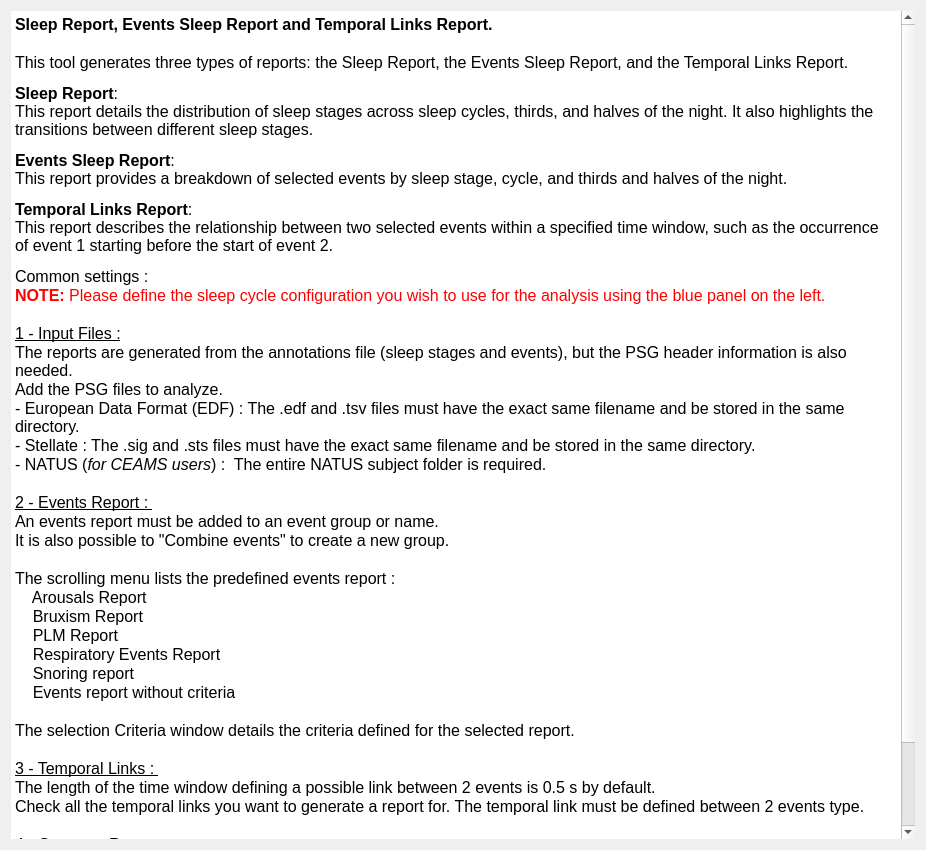
This is tools/CEAMSTools/SleepReport/SleepReportDoc/Ui_SleepReportDoc.ui in SnoozToolbox/snooz-package-ceams as Qt 5 draws it before an edit. The edited form follows.
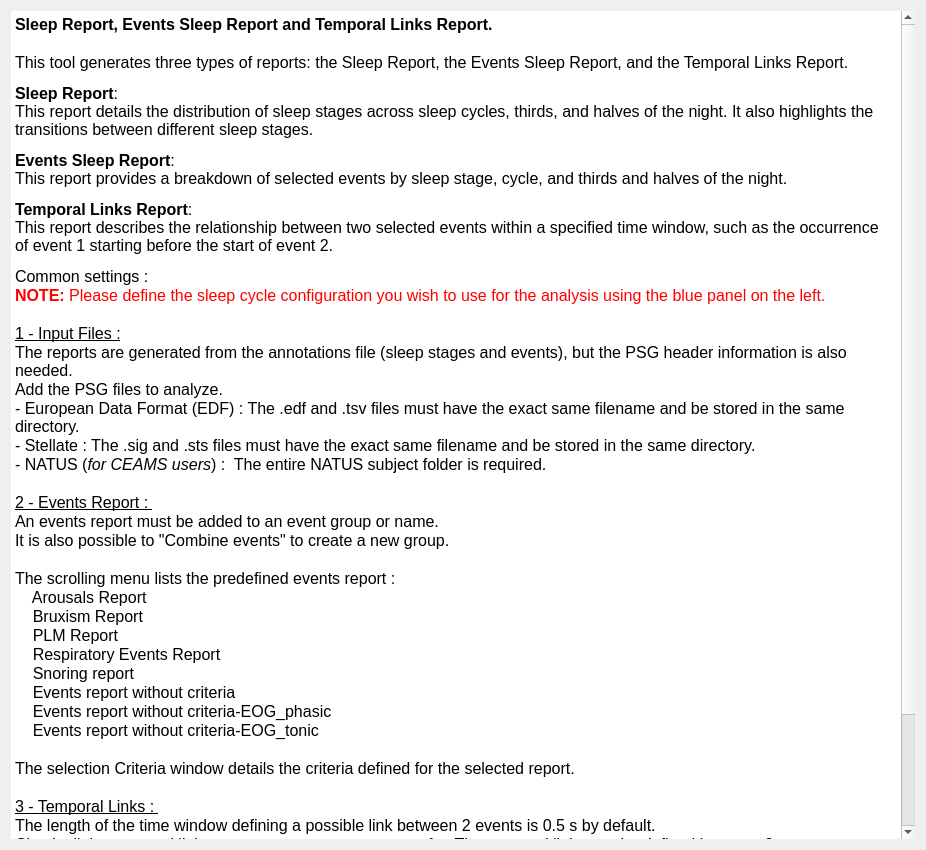
This is the edited form.

Commit message: Some small UI modifications for Power Spectral Analysis and Sleep Report tools

Diff of the .ui file:
```diff
--- a/tools/CEAMSTools/SleepReport/SleepReportDoc/Ui_SleepReportDoc.ui
+++ b/tools/CEAMSTools/SleepReport/SleepReportDoc/Ui_SleepReportDoc.ui
@@ -69,6 +69,8 @@
 &lt;p style=&quot; margin-top:0px; margin-bottom:0px; margin-left:0px; margin-right:0px; -qt-block-indent:0; text-indent:0px;&quot;&gt;    Respiratory Events Report&lt;/p&gt;
 &lt;p style=&quot; margin-top:0px; margin-bottom:0px; margin-left:0px; margin-right:0px; -qt-block-indent:0; text-indent:0px;&quot;&gt;    Snoring report&lt;/p&gt;
 &lt;p style=&quot; margin-top:0px; margin-bottom:0px; margin-left:0px; margin-right:0px; -qt-block-indent:0; text-indent:0px;&quot;&gt;    Events report without criteria&lt;/p&gt;
+&lt;p style=&quot; margin-top:0px; margin-bottom:0px; margin-left:0px; margin-right:0px; -qt-block-indent:0; text-indent:0px;&quot;&gt;    Events report without criteria-EOG_phasic&lt;/p&gt;
+&lt;p style=&quot; margin-top:0px; margin-bottom:0px; margin-left:0px; margin-right:0px; -qt-block-indent:0; text-indent:0px;&quot;&gt;    Events report without criteria-EOG_tonic&lt;/p&gt;
 &lt;p style=&quot; margin-top:0px; margin-bottom:0px; margin-left:0px; margin-right:0px; -qt-block-indent:0; text-indent:0px;&quot;&gt;		&lt;/p&gt;
 &lt;p style=&quot; margin-top:0px; margin-bottom:0px; margin-left:0px; margin-right:0px; -qt-block-indent:0; text-indent:0px;&quot;&gt;The selection Criteria window details the criteria defined for the selected report. &lt;/p&gt;
 &lt;p style=&quot; margin-top:0px; margin-bottom:0px; margin-left:0px; margin-right:0px; -qt-block-indent:0; text-indent:0px;&quot;&gt;	&lt;/p&gt;
```
The commit also changes 5 other files.
